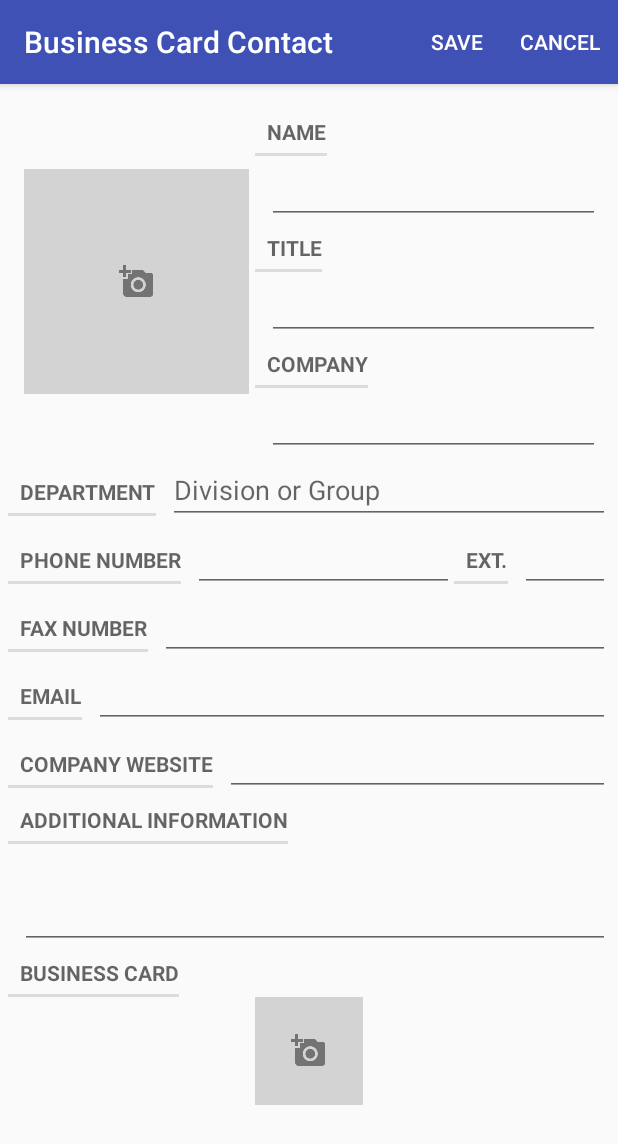
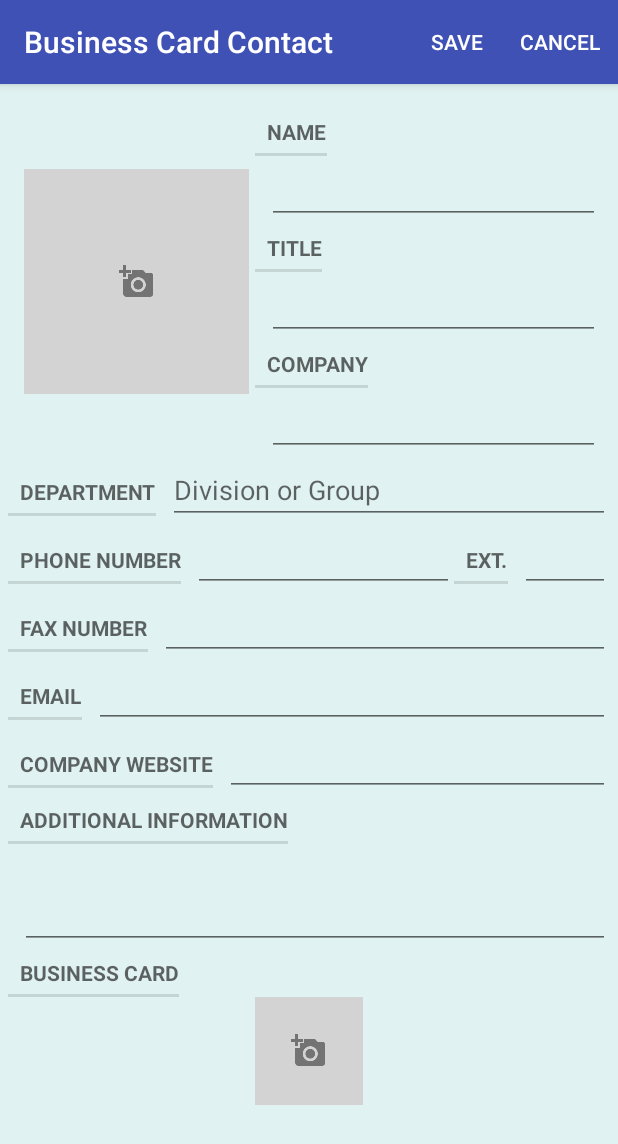
Before and after one commit to andantecantabile/BusinessCardApp, an Android app: the screen it shows after launch (ContactEditDetailActivity), after a tap on "Add New Contact", on a phone screen of 412 x 824 dp. Shown: the top 1144 px of the screen. Run offline under Robolectric (Android 15) with nearby library versions, the phone set to English and light mode, and no system bars; 3 statements that could not run were skipped.

Commit message:
Uncommented the About item; Settings is still in progress.

```diff
--- a/BusinessCardContact/app/src/main/java/edu/pdx/ece558_fall15/alex_elizabeth/businesscardcontact/ContactDetailActivity.java
+++ b/BusinessCardContact/app/src/main/java/edu/pdx/ece558_fall15/alex_elizabeth/businesscardcontact/ContactDetailActivity.java
@@ -40,7 +40,9 @@ public class ContactDetailActivity extends AppCompatActivity
     @Override
     protected void onCreate(Bundle savedInstanceState) {
         super.onCreate(savedInstanceState);
-        Log.d(TAG,"onCreate");
+        Log.d(TAG, "onCreate");
+
+        SettingsUtils.onActivityCreateSetTheme(this);   // set the activity theme
 
         UUID contactId = (UUID) getIntent()
                 .getSerializableExtra(EXTRA_CONTACT_ENTRY_ID);
--- a/BusinessCardContact/app/src/main/java/edu/pdx/ece558_fall15/alex_elizabeth/businesscardcontact/ContactEditDetailActivity.java
+++ b/BusinessCardContact/app/src/main/java/edu/pdx/ece558_fall15/alex_elizabeth/businesscardcontact/ContactEditDetailActivity.java
@@ -34,6 +34,7 @@ public class ContactEditDetailActivity extends AppCompatActivity
     protected void onCreate(Bundle savedInstanceState) {
         super.onCreate(savedInstanceState);
         Log.d(TAG, "onCreate");
+        SettingsUtils.onActivityCreateSetTheme(this);   // set the activity theme
         setContentView(R.layout.activity_fragment);
 
         UUID contactId = (UUID) getIntent().getSerializableExtra(EXTRA_CONTACT_ENTRY_ID);
--- a/BusinessCardContact/app/src/main/java/edu/pdx/ece558_fall15/alex_elizabeth/businesscardcontact/ContactListActivity.java
+++ b/BusinessCardContact/app/src/main/java/edu/pdx/ece558_fall15/alex_elizabeth/businesscardcontact/ContactListActivity.java
@@ -1,5 +1,6 @@
 package edu.pdx.ece558_fall15.alex_elizabeth.businesscardcontact;
 
+import android.app.Dialog;
 import android.content.DialogInterface;
 import android.content.Intent;
 import android.content.res.Configuration;
@@ -22,6 +23,7 @@ import android.view.MenuInflater;
 
 import java.io.File;
 import java.io.IOException;
+import java.util.ArrayList;
 import java.util.UUID;
 
 public class ContactListActivity extends AppCompatActivity
@@ -50,7 +52,7 @@ public class ContactListActivity extends AppCompatActivity
         super.onCreate(savedInstanceState);
         Log.d(TAG, "onCreate");
 
-        SettingsUtils.onActivityCreateSetTheme(this);
+        SettingsUtils.onActivityCreateSetTheme(this);   // set the activity theme
 
         setContentView(getLayoutResId());
 
@@ -185,29 +187,53 @@ public class ContactListActivity extends AppCompatActivity
         startActivityForResult(intent, REQUEST_CODE_GET_IMAGE);
     }
 
+    /*
     @Override
     public void onDisplaySettings() {
+
+    }
+
+    public Dialog createSettingsDialog() {
+        String[] themeList = SettingsUtils.getThemeListStr();
         AlertDialog.Builder builder = new AlertDialog.Builder(this);
-        // Get the layout inflater
-        LayoutInflater inflater = getLayoutInflater();
-
-        builder.setTitle(R.string.about_title);
-        // Inflate and set the layout for the dialog
-        // Pass null as the parent view because its going in the dialog layout
-        builder.setView(inflater.inflate(R.layout.app_about, null))
-        // Add action buttons
-                /*
-                .setPositiveButton(R.string.about_ok_btn, new DialogInterface.OnClickListener() {
+        // Set the dialog title
+        builder.setTitle(R.string.settings_title)
+                // Specify the list array, the items to be selected by default (null for none),
+                // and the listener through which to receive callbacks when items are selected
+                .setSingleChoiceItems()
+                .setMultiChoiceItems(R.array.toppings, null,
+                        new DialogInterface.OnMultiChoiceClickListener() {
+                            @Override
+                            public void onClick(DialogInterface dialog, int which,
+                                                boolean isChecked) {
+                                if (isChecked) {
+                                    // If the user checked the item, add it to the selected items
+                                    mSelectedItems.add(which);
+                                } else if (mSelectedItems.contains(which)) {
+                                    // Else, if the item is already in the array, remove it
+                                    mSelectedItems.remove(Integer.valueOf(which));
+                                }
+                            }
+                        })
+                        // Set the action buttons
+                .setPositiveButton(R.string.ok, new DialogInterface.OnClickListener() {
                     @Override
                     public void onClick(DialogInterface dialog, int id) {
-                        // sign in the user ...
+                        // User clicked OK, so save the mSelectedItems results somewhere
+                        // or return them to the component that opened the dialog
+                        ...
                     }
                 })
-                */
-        ;
-        AlertDialog alert = builder.create();
-        alert.show();
+                .setNegativeButton(R.string.cancel, new DialogInterface.OnClickListener() {
+                    @Override
+                    public void onClick(DialogInterface dialog, int id) {
+                        ...
+                    }
+                });
+
+        return builder.create();
     }
+    */
 
     @Override
     public void onDisplayAbout() {
@@ -220,14 +246,12 @@ public class ContactListActivity extends AppCompatActivity
         // Pass null as the parent view because its going in the dialog layout
         builder.setView(inflater.inflate(R.layout.app_about, null))
                 // Add action buttons
-                /*
-                .setPositiveButton(R.string.about_ok_btn, new DialogInterface.OnClickListener() {
-                    @Override
-                    public void onClick(DialogInterface dialog, int id) {
-                        // sign in the user ...
-                    }
-                })
-                */
+        //        .setPositiveButton(R.string.about_ok_btn, new DialogInterface.OnClickListener() {
+        //            @Override
+        //            public void onClick(DialogInterface dialog, int id) {
+        //                // sign in the user ...
+        //            }
+        //        })
                 ;
         AlertDialog alert = builder.create();
         alert.show();
--- a/BusinessCardContact/app/src/main/java/edu/pdx/ece558_fall15/alex_elizabeth/businesscardcontact/ContactListFragment.java
+++ b/BusinessCardContact/app/src/main/java/edu/pdx/ece558_fall15/alex_elizabeth/businesscardcontact/ContactListFragment.java
@@ -34,7 +34,9 @@ public class ContactListFragment extends Fragment
         void onContactSelected(ContactEntry ce);
         void onAddBlankContact();
         void onAddNewContactCard();
+        /*
         void onDisplaySettings();   // display settings selection
+        */
         void onDisplayAbout();      // display about information
     }
 
@@ -128,15 +130,16 @@ public class ContactListFragment extends Fragment
                 mCallbacks.onAddNewContactCard();
                 return true;
 
+            /*
             // SETTINGS/ABOUT MENU OPTIONS
             case R.id.menu_item_settings:
                 mCallbacks.onDisplaySettings();
                 return true;
+                */
 
             case R.id.menu_item_about:
                 mCallbacks.onDisplayAbout();
                 return true;
-
 
             default:
                 // If we got here, the user's action was not recognized.
--- a/BusinessCardContact/app/src/main/res/values/colors.xml
+++ b/BusinessCardContact/app/src/main/res/values/colors.xml
@@ -35,18 +35,42 @@
     <color name="theme1ColorAccent100">#ff80ab</color>
     <color name="theme1ColorAccent400">#f50057</color>
 
-    <!-- Define Colors for Theme 2: Eggplant -->
+    <!-- Define Colors for Theme 2: Sage -->
+    <!-- primary: green -->
+    <color name="theme2ColorPrimary">#4caf50</color>        <!-- 500 -->
+    <color name="theme2ColorPrimaryDark">#1b5e20</color>    <!-- 900 -->
+    <color name="theme2Color50">#e8f5e9</color>
+    <!-- accent: lime -->
+    <color name="theme2ColorAccent">#eeff41</color> <!-- 200 -->
+
+    <!-- Define Colors for Theme 3: Ocean -->
+    <!-- primary: blue gray -->
+    <color name="theme3ColorPrimary">#607d8b</color>        <!-- 500 -->
+    <color name="theme3ColorPrimaryDark">#263238</color>    <!-- 900 -->
+    <color name="theme3Color50">#eceff1</color>
+    <!-- accent: light blue -->
+    <color name="theme3ColorAccent">#40c4ff</color> <!-- 200 -->
+
+    <!-- Define Colors for Theme 4: Eggplant -->
     <!-- primary: deep purple -->
-    <color name="theme2ColorPrimary">#673ab7</color>        <!-- 500 -->
-    <color name="theme2ColorPrimaryDark">#311b92</color>    <!-- 900 -->
-    <color name="theme2Color300">#9575cd</color>
-    <color name="theme2Color50">#ede7f6</color>
-    <color name="theme2Color700">#512da8</color>
+    <color name="theme4ColorPrimary">#673ab7</color>        <!-- 500 -->
+    <color name="theme4ColorPrimaryDark">#311b92</color>    <!-- 900 -->
+    <color name="theme4Color300">#9575cd</color>
+    <color name="theme4Color50">#ede7f6</color>
+    <color name="theme4Color700">#512da8</color>
     <!-- accent: green-->
-    <color name="theme2ColorAccent">#69f0ae</color> <!-- 200 -->
-    <color name="theme2ColorAccent100">#b9f6ca</color>
-    <color name="theme2ColorAccent400">#00e676</color>
-    <color name="theme2ColorAccent700">#00c853</color>
+    <color name="theme4ColorAccent">#69f0ae</color> <!-- 200 -->
+    <color name="theme4ColorAccent100">#b9f6ca</color>
+    <color name="theme4ColorAccent400">#00e676</color>
+    <color name="theme4ColorAccent700">#00c853</color>
+
+    <!-- Define Colors for Theme 5: Bubblegum -->
+    <!-- primary: pink -->
+    <color name="theme5ColorPrimary">#e91e63</color>        <!-- 500 -->
+    <color name="theme5ColorPrimaryDark">#880e4f</color>    <!-- 900 -->
+    <color name="theme5Color50">#fce4ec</color>
+    <!-- accent: deep purple -->
+    <color name="theme5ColorAccent">#7c4dff</color> <!-- 200 -->
 
     <!-- Include additional colors here -->
     <color name="colorPrimary">#009688</color>
--- a/BusinessCardContact/app/src/main/res/values/strings.xml
+++ b/BusinessCardContact/app/src/main/res/values/strings.xml
@@ -47,4 +47,7 @@
     <string name="about_authors">By Alex Pearson and Elizabeth Reed</string>
     <string name="about_title">About</string>
     <string name="about_ok_btn">Ok</string>
+
+    <!-- strings for the color settings dialog -->
+    <string name="settings_title">Settings</string>
 </resources>
--- a/BusinessCardContact/app/src/main/res/values/styles.xml
+++ b/BusinessCardContact/app/src/main/res/values/styles.xml
@@ -13,12 +13,15 @@
         <item name="colorPrimary">@color/defaultColorPrimary</item>
         <item name="colorPrimaryDark">@color/defaultColorPrimaryDark</item>
         <item name="colorAccent">@color/defaultColorAccent</item>
-        <item name="android:background">@color/defaultColor50</item>
+        <item name="android:colorBackground">@color/defaultColor50</item>
+        <item name="android:itemBackground">@color/defaultColor50</item>
+        <!--
         <item name="android:textColor">@color/defaultColorPrimaryDark</item>
         <item name="android:textColorPrimary">@color/defaultColorPrimaryDark</item>
-        <!-- <item name="android:textColorPrimaryInverse"></item> -->
         <item name="android:textColorLink">@color/defaultColorAccent</item>
+        -->
         <!--
+        <item name="android:textColorPrimaryInverse"></item>
         <item name="listItemCompanyColor">@color/defaultColorPrimaryDark</item>
         <item name="listItemNameColor">@color/defaultColor700</item>
         <item name="detailFieldTextLblColor">@color/defaultColorPrimaryDark</item>
@@ -27,13 +30,46 @@
         -->
     </style>
 
-    <!-- Theme 1: Eggplant -->
-    <style name="AppTheme1" parent="Theme.AppCompat.Light.DarkActionBar">
+    <!-- Theme 1: Teal -->
+    <style name="AppThemeTeal" parent="Theme.AppCompat.Light.DarkActionBar">
         <!-- define Primary and Accent Colors here -->
         <item name="colorPrimary">@color/theme1ColorPrimary</item>
         <item name="colorPrimaryDark">@color/theme1ColorPrimaryDark</item>
         <item name="colorAccent">@color/theme1ColorAccent</item>
     </style>
+
+    <!-- Theme 2: Sage -->
+    <style name="AppThemeSage" parent="Theme.AppCompat.Light.DarkActionBar">
+        <!-- define Primary and Accent Colors here -->
+        <item name="colorPrimary">@color/theme2ColorPrimary</item>
+        <item name="colorPrimaryDark">@color/theme2ColorPrimaryDark</item>
+        <item name="colorAccent">@color/theme2ColorAccent</item>
+    </style>
+
+    <!-- Theme 3: Ocean -->
+    <style name="AppThemeOcean" parent="Theme.AppCompat.Light.DarkActionBar">
+        <!-- define Primary and Accent Colors here -->
+        <item name="colorPrimary">@color/theme3ColorPrimary</item>
+        <item name="colorPrimaryDark">@color/theme3ColorPrimaryDark</item>
+        <item name="colorAccent">@color/theme3ColorAccent</item>
+    </style>
+
+    <!-- Theme 4: Eggplant -->
+    <style name="AppThemeEggplant" parent="Theme.AppCompat.Light.DarkActionBar">
+        <!-- define Primary and Accent Colors here -->
+        <item name="colorPrimary">@color/theme4ColorPrimary</item>
+        <item name="colorPrimaryDark">@color/theme4ColorPrimaryDark</item>
+        <item name="colorAccent">@color/theme4ColorAccent</item>
+    </style>
+
+    <!-- Theme 5: Bubblegum -->
+    <style name="AppThemeBubblegum" parent="Theme.AppCompat.Light.DarkActionBar">
+        <!-- define Primary and Accent Colors here -->
+        <item name="colorPrimary">@color/theme5ColorPrimary</item>
+        <item name="colorPrimaryDark">@color/theme5ColorPrimaryDark</item>
+        <item name="colorAccent">@color/theme5ColorAccent</item>
+    </style>
+
 
 
     <!-- TextView Styles here -->
```
Also changed, not shown: BusinessCardContact/app/src/main/java/edu/pdx/ece558_fall15/alex_elizabeth/businesscardcontact/SettingsUtils.java (+27 -6 lines).
